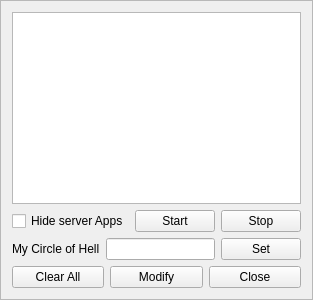
The window that mqt/MqtBase/tconfigframe.ui (zsteva/backup-minos2) describes before a commit, drawn with Qt 5.
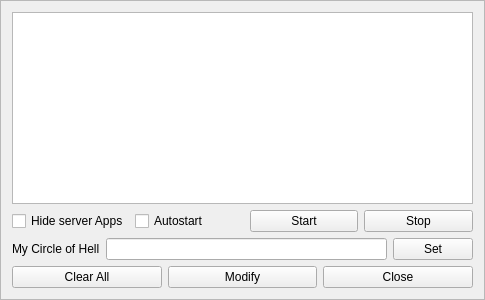
The same window after the commit.

Commit message: Implement autostart; tidy up getting name of config file

```diff
--- a/mqt/MqtBase/tconfigframe.ui
+++ b/mqt/MqtBase/tconfigframe.ui
@@ -6,7 +6,7 @@
    <rect>
     <x>0</x>
     <y>0</y>
-    <width>302</width>
+    <width>485</width>
     <height>300</height>
    </rect>
   </property>
@@ -32,6 +32,13 @@
        </property>
       </widget>
      </item>
+     <item>
+      <widget class="QCheckBox" name="autoStartCheckBox">
+       <property name="text">
+        <string>Autostart</string>
+       </property>
+      </widget>
+     </item>
      <item>
       <widget class="QPushButton" name="StartButton">
        <property name="text">
```
The commit also changes 11 other files.
